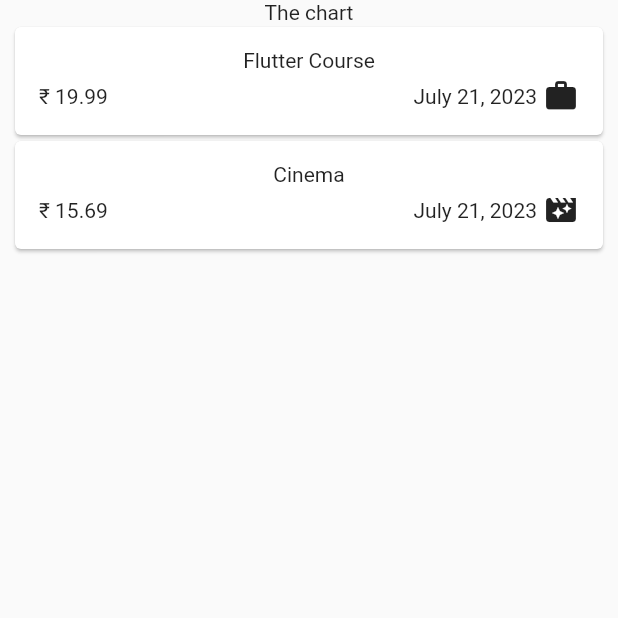
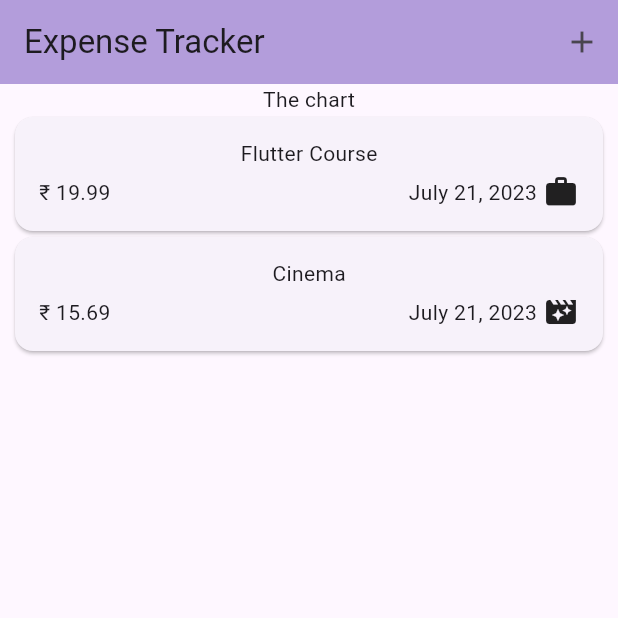
Before and after one commit to mohit-nagaraj/expense-tracker, a Flutter app: the screen it shows after launch, on a phone screen of 412 x 824 dp, the top half of it. Run offline on Flutter 3.47's test engine with Material 2 defaults, Android fonts, the phone set to English and light mode, and no system bars.

Commit message:
Added few ui for adding expense
Vid 110

```diff
--- a/expense_tracker/lib/expense_item.dart
+++ b/expense_tracker/lib/expense_item.dart
@@ -7,22 +7,24 @@
   @override
   Widget build(context) {
     return Card(
-      margin: EdgeInsets.symmetric(vertical: 2, horizontal: 10),
+      margin: const EdgeInsets.symmetric(vertical: 2, horizontal: 10),
       child: Padding(
         padding: const EdgeInsets.symmetric(vertical: 14, horizontal: 16),
         child: Column(
           children: [
             Text(expense.title),
-            SizedBox(height: 4),
+            const SizedBox(height: 4),
             Row(
               children: [
                 Text('₹ ${expense.amount.toStringAsFixed(2)}'),
-                Spacer(),
+                const Spacer(),
                 Row(
                   children: [
                     Text(expense.formatDate),
-                    SizedBox(width: 4),
-                    Icon(categoryIcons[expense.category]),
+                    const SizedBox(width: 4),
+                    Icon(
+                      categoryIcons[expense.category],
+                    ),
                   ],
                 ),
               ],
--- a/expense_tracker/lib/expense_list.dart
+++ b/expense_tracker/lib/expense_list.dart
@@ -3,7 +3,7 @@
 import 'package:flutter/material.dart';
 
 class ExpenseList extends StatelessWidget {
-  ExpenseList({
+  const ExpenseList({
     super.key,
     required this.expenses,
   });
--- a/expense_tracker/lib/homescreen.dart
+++ b/expense_tracker/lib/homescreen.dart
@@ -1,4 +1,5 @@
 import 'package:expense_tracker/expense_list.dart';
+import 'package:expense_tracker/new_expense.dart';
 import 'package:flutter/material.dart';
 
 import 'package:expense_tracker/model/expense.dart';
@@ -28,12 +29,31 @@
     ),
   ];
 
+  void _openAddExpenseOverlay() {
+    showModalBottomSheet(
+      context: context,
+      builder: (ctx) => NewExpense(),
+    );
+  }
+
   @override
   Widget build(BuildContext context) {
     return Scaffold(
+      appBar: AppBar(
+        title: const Text('Expense Tracker'),
+        backgroundColor: Colors.deepPurple[200],
+        actions: [
+          IconButton(
+            onPressed: _openAddExpenseOverlay,
+            icon: const Icon(Icons.add),
+          )
+        ],
+      ),
       body: Column(
+        //crossAxisAlignment: CrossAxisAlignment.center, aligns wrt to its parent widget
+        mainAxisAlignment: MainAxisAlignment.center,
         children: [
-          Text('The chart'),
+          const Text('The chart'),
           Expanded(child: ExpenseList(expenses: _registeredExpenses)),
         ],
       ),
--- a/expense_tracker/lib/main.dart
+++ b/expense_tracker/lib/main.dart
@@ -3,8 +3,9 @@
 
 void main() {
   runApp(
-    const MaterialApp(
-      home: Expenses(),
+    MaterialApp(
+      theme: ThemeData(useMaterial3: true),
+      home: const Expenses(),
     ),
   );
 }
```
Also changed, not shown: expense_tracker/lib/new_expense.dart (added, +66 -0 lines).
